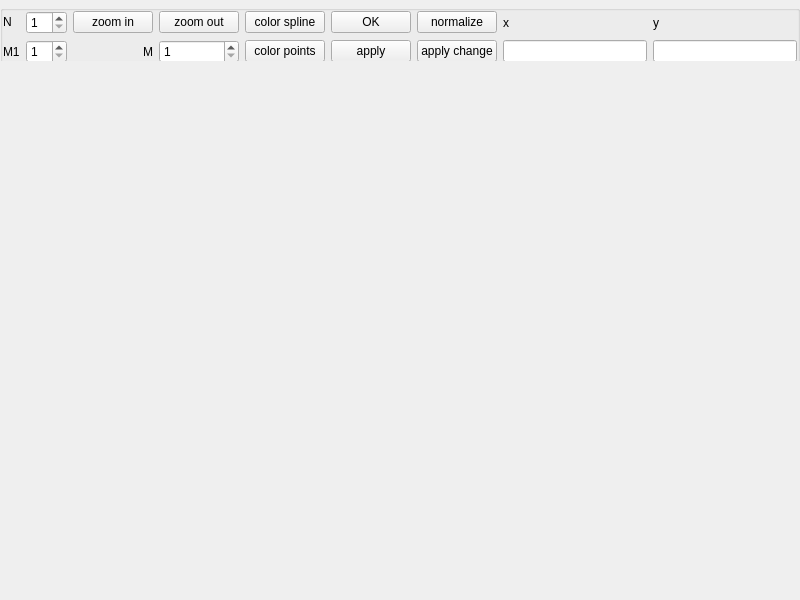
Qt form bsplinewindow.ui (pipichinka/WireFrame) before a commit.
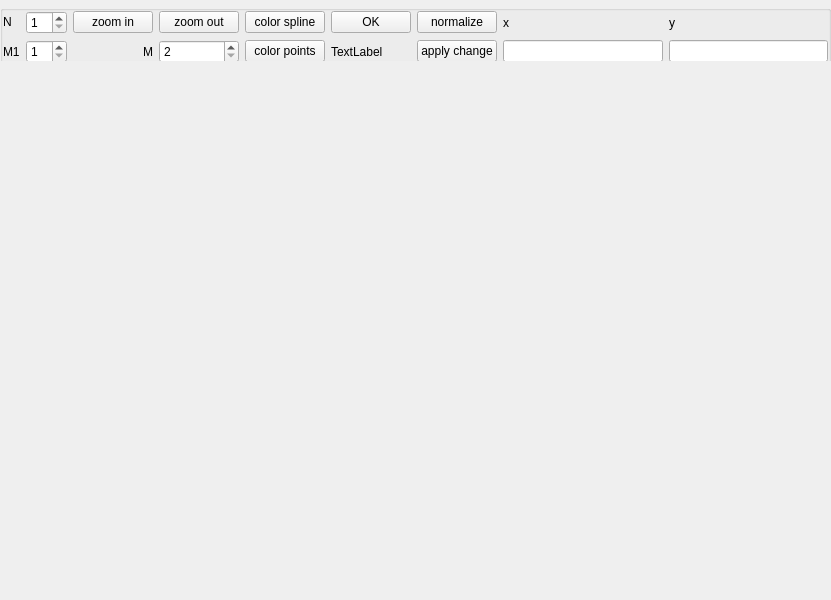
The same form after that commit. Icons and pictures are not drawn.

```diff
--- a/bsplinewindow.ui
+++ b/bsplinewindow.ui
@@ -6,7 +6,7 @@
    <rect>
     <x>0</x>
     <y>0</y>
-    <width>800</width>
+    <width>831</width>
     <height>600</height>
    </rect>
   </property>
@@ -99,13 +99,6 @@
          </property>
         </widget>
        </item>
-       <item row="1" column="5">
-        <widget class="QPushButton" name="applyButton">
-         <property name="text">
-          <string>apply</string>
-         </property>
-        </widget>
-       </item>
        <item row="0" column="5">
         <widget class="QPushButton" name="okButton">
          <property name="text">
@@ -139,7 +132,7 @@
        <item row="1" column="3">
         <widget class="QSpinBox" name="spinBoxM">
          <property name="minimum">
-          <number>1</number>
+          <number>2</number>
          </property>
          <property name="maximum">
           <number>20</number>
@@ -223,6 +216,13 @@
        <item row="1" column="8">
         <widget class="QLineEdit" name="lineEditY"/>
        </item>
+       <item row="1" column="5">
+        <widget class="QLabel" name="label_6">
+         <property name="text">
+          <string>TextLabel</string>
+         </property>
+        </widget>
+       </item>
       </layout>
      </widget>
     </item>
```
Left out of the diff: 6 changed lines with no effect on the pictures.
